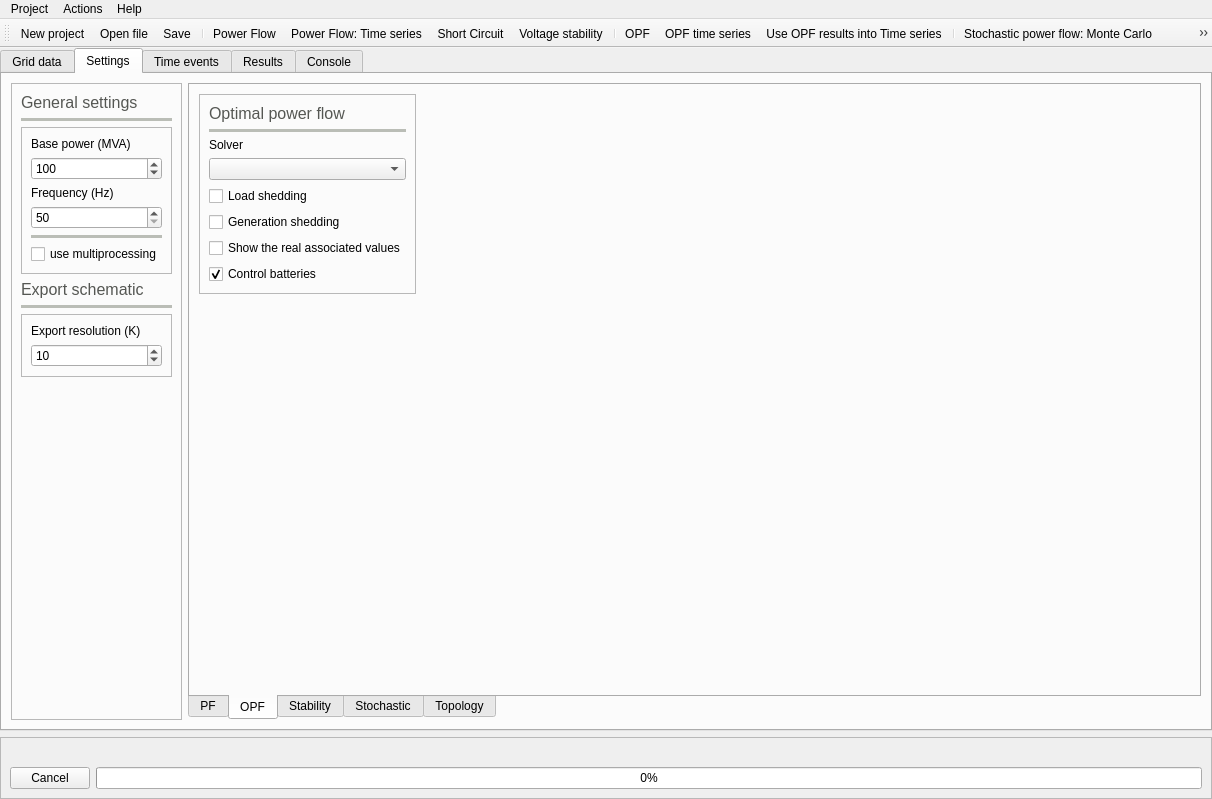
The window that UnderDevelopment/GridCal/Gui/Main/MainWindow.ui (SanPen/GridCal) describes before a commit, drawn with Qt 5.
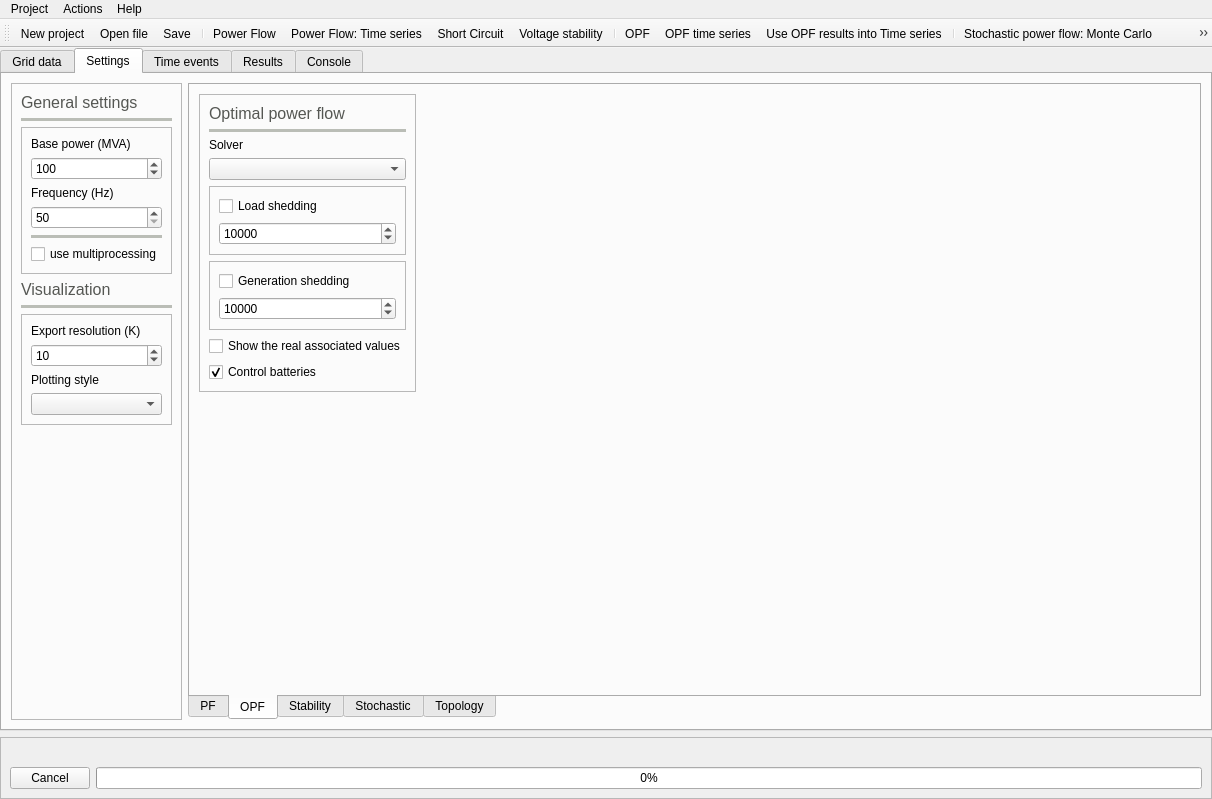
The same window after the commit. The open tabs and pages were chosen to show the change. Icons and pictures are not drawn. Custom widgets are drawn as their Qt base class.

Commit message: Added weights to the slack variables of the OPF functions

Patch:
```diff
--- a/UnderDevelopment/GridCal/Gui/Main/MainWindow.ui
+++ b/UnderDevelopment/GridCal/Gui/Main/MainWindow.ui
@@ -1617,6 +1617,15 @@
                 <widget class="QComboBox" name="lpf_solver_comboBox"/>
                </item>
                <item>
+                <widget class="QFrame" name="frame_41">
+                 <property name="frameShape">
+                  <enum>QFrame::StyledPanel</enum>
+                 </property>
+                 <property name="frameShadow">
+                  <enum>QFrame::Raised</enum>
+                 </property>
+                 <layout class="QVBoxLayout" name="verticalLayout_38">
+                  <item>
                 <widget class="QCheckBox" name="load_shedding_checkBox">
                  <property name="toolTip">
                   <string>&lt;html&gt;&lt;head/&gt;&lt;body&gt;&lt;p&gt;When activated, the loading is always below 100%.&lt;/p&gt;&lt;p&gt;This is achieved by decreasing the load amount.&lt;/p&gt;&lt;p&gt;This is also called load shedding.&lt;/p&gt;&lt;/body&gt;&lt;/html&gt;</string>
@@ -1627,6 +1636,31 @@
                 </widget>
                </item>
                <item>
+                   <widget class="QSpinBox" name="load_shedding_weight_spinBox">
+                    <property name="toolTip">
+                     <string>Load shedding weight in the optimization</string>
+                    </property>
+                    <property name="maximum">
+                     <number>999999999</number>
+                    </property>
+                    <property name="value">
+                     <number>10000</number>
+                    </property>
+                   </widget>
+                  </item>
+                 </layout>
+                </widget>
+               </item>
+               <item>
+                <widget class="QFrame" name="frame_42">
+                 <property name="frameShape">
+                  <enum>QFrame::StyledPanel</enum>
+                 </property>
+                 <property name="frameShadow">
+                  <enum>QFrame::Raised</enum>
+                 </property>
+                 <layout class="QVBoxLayout" name="verticalLayout_39">
+                  <item>
                 <widget class="QCheckBox" name="generation_shedding_CheckBox">
                  <property name="text">
                   <string>Generation shedding</string>
@@ -1634,6 +1668,22 @@
                 </widget>
                </item>
                <item>
+                   <widget class="QSpinBox" name="generation_shedding_weight_spinBox">
+                    <property name="toolTip">
+                     <string>Generation shedding weight in the optimization</string>
+                    </property>
+                    <property name="maximum">
+                     <number>999999999</number>
+                    </property>
+                    <property name="value">
+                     <number>10000</number>
+                    </property>
+                   </widget>
+                  </item>
+                 </layout>
+                </widget>
+               </item>
+               <item>
                 <widget class="QCheckBox" name="show_real_values_for_lp_checkBox">
                  <property name="toolTip">
                   <string>&lt;html&gt;&lt;head/&gt;&lt;body&gt;&lt;p&gt;The linear program will produce a linearized solution for the loading that might not be the real associated loading values that correspond to the found voltage solution. This check allows you to see the real associated values.&lt;/p&gt;&lt;/body&gt;&lt;/html&gt;</string>
@@ -3346,7 +3396,7 @@
               </font>
              </property>
              <property name="text">
-              <string>Export schematic</string>
+              <string>Visualization</string>
              </property>
             </widget>
            </item>
@@ -3432,6 +3482,16 @@
                 </property>
                </widget>
               </item>
+              <item>
+               <widget class="QLabel" name="label_38">
+                <property name="text">
+                 <string>Plotting style</string>
+                </property>
+               </widget>
+              </item>
+              <item>
+               <widget class="QComboBox" name="plt_style_comboBox"/>
+              </item>
              </layout>
             </widget>
            </item>
```
Lines whose indentation alone changed are shown as unchanged. The commit also changes 10 other files.
